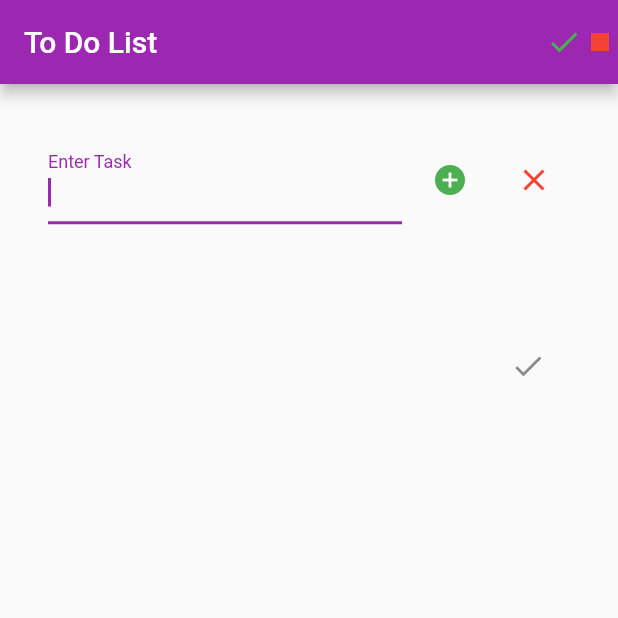
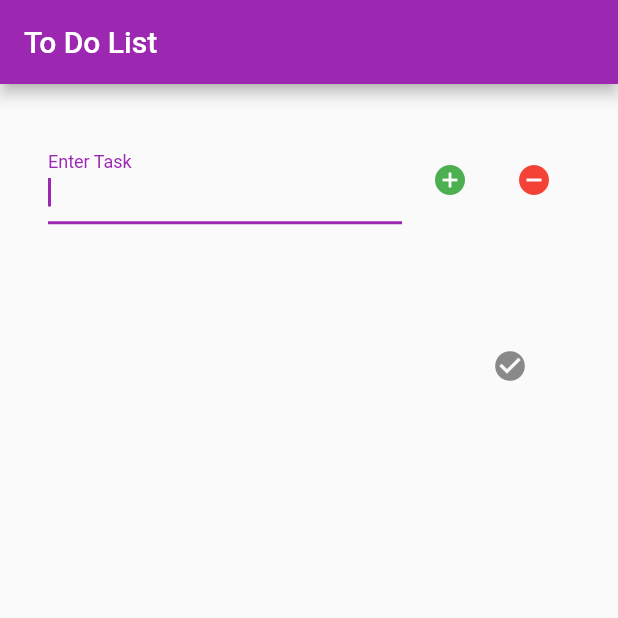
Before and after one commit to pawan-crypt/to_do_list, a Flutter app: the screen it shows after launch, after a tap on the "add circle" icon, on a phone screen of 412 x 824 dp, the top half of it. Run offline on Flutter 3.47's test engine with Material 2 defaults, Android fonts, the phone set to English and light mode, and no system bars.

```diff
--- a/lib/main.dart
+++ b/lib/main.dart
@@ -30,16 +30,6 @@ class _MyHomePageState extends State<MyHomePage> {
     return Scaffold(
       appBar: AppBar(
         title: Text("To Do List"),
-        actions: <Widget>[
-          Icon(
-            Icons.done,
-            color: Colors.green,
-          ),
-          Icon(
-            Icons.stop,
-            color: Colors.red,
-          )
-        ],
         ),
         body: TaskList(),
     );
@@ -109,7 +99,7 @@ class TaskListState extends State<TaskList>{
               ),
               IconButton(
                 icon: Icon(
-                  Icons.clear,
+                  Icons.remove_circle,
                   color: Colors.red,
                 ),
                 onPressed: resetTask,
@@ -129,7 +119,15 @@ class TaskListState extends State<TaskList>{
               }
               return ListTile(
                 title: Text(_tasks[index]),
-                trailing: Icon(Icons.check)
+                trailing: IconButton(
+                  icon: Icon(Icons.check_circle),
+                  onPressed: (){
+                    setState(() {
+                      _tasks.removeAt(index);
+                      print('Task COmpleted!! Yay!');
+                    });
+                  },
+                ),
               );
             },
           ),
```
